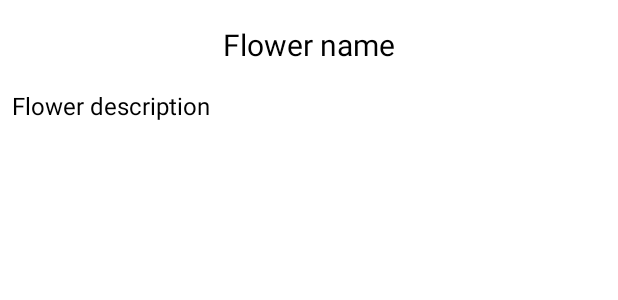
After one commit to IlyaShvetsov/iFlower, an Android app: the layout fragment_flower.xml on its own in the app's theme, with its tools: preview values and no code run, on a phone screen of 412 x 824 dp. The commit adds this screen. Shown: the top 300 px of the screen. Run offline under Robolectric (Android 15) with nearby library versions, the phone set to English and light mode, and no system bars; network calls fail.

Commit message:
add flower fragment, fix sign up

```diff
--- a/app/src/main/java/com/iflower/account/ui/SignUpFragment.kt
+++ b/app/src/main/java/com/iflower/account/ui/SignUpFragment.kt
@@ -22,6 +22,7 @@ class SignUpFragment : Fragment() {
         root.findViewById<Button>(R.id.btnCreateAccount).setOnClickListener {
             val username = root.findViewById<EditText>(R.id.username_edit_text).text.toString()
             val password = root.findViewById<EditText>(R.id.password_edit_text).text.toString()
+            if (username == "" || password == "") return@setOnClickListener
             val user = User()
             user.userName = username
             user.password = password
--- a/app/src/main/java/com/iflower/search/ui/FlowerAdapter.kt
+++ b/app/src/main/java/com/iflower/search/ui/FlowerAdapter.kt
@@ -9,14 +9,13 @@ import com.iflower.search.ui.FlowerViewHolder
 
 
 
-class FlowerAdapter() : RecyclerView.Adapter<FlowerViewHolder>() {
-//    private val onClick : (Flower) -> Unit
+class FlowerAdapter(private val onClick : (Flower) -> Unit) : RecyclerView.Adapter<FlowerViewHolder>() {
     private val dataList: ArrayList<Flower> = ArrayList()
 
     override fun onCreateViewHolder(parent: ViewGroup, viewType: Int): FlowerViewHolder {
         val inflater = LayoutInflater.from(parent.context)
         val view = inflater.inflate(R.layout.flower_item, parent, false)
-        return FlowerViewHolder(view) // , onClick
+        return FlowerViewHolder(view, onClick)
     }
 
     override fun onBindViewHolder(holder: FlowerViewHolder, position: Int) {
--- /dev/null
+++ b/app/src/main/res/layout/fragment_flower.xml
@@ -0,0 +1,43 @@
+<?xml version="1.0" encoding="utf-8"?>
+<ScrollView
+    xmlns:android="http://schemas.android.com/apk/res/android"
+    xmlns:app="http://schemas.android.com/apk/res-auto"
+    xmlns:tools="http://schemas.android.com/tools"
+    android:layout_width="match_parent"
+    android:layout_height="match_parent">
+
+    <androidx.constraintlayout.widget.ConstraintLayout
+        android:layout_width="match_parent"
+        android:layout_height="wrap_content">
+
+        <TextView
+            android:id="@+id/flower_name"
+            android:layout_width="wrap_content"
+            android:layout_height="wrap_content"
+            android:layout_marginTop="16dp"
+            android:layout_marginStart="8dp"
+            android:layout_marginEnd="8dp"
+            android:textSize="20sp"
+            android:textColor="@color/black"
+            tools:text="Flower name"
+            app:layout_constraintTop_toTopOf="parent"
+            app:layout_constraintStart_toStartOf="parent"
+            app:layout_constraintEnd_toEndOf="parent"/>
+
+        <TextView
+            android:id="@+id/flower_description"
+            android:layout_width="0dp"
+            android:layout_height="wrap_content"
+            android:layout_marginTop="16dp"
+            android:layout_marginStart="8dp"
+            android:layout_marginEnd="8dp"
+            android:textSize="16sp"
+            android:textColor="@color/black"
+            tools:text="Flower description"
+            app:layout_constraintTop_toBottomOf="@id/flower_name"
+            app:layout_constraintStart_toStartOf="parent"
+            app:layout_constraintEnd_toEndOf="parent"/>
+
+    </androidx.constraintlayout.widget.ConstraintLayout>
+
+</ScrollView>
--- /dev/null
+++ b/app/src/main/res/layout/fragment_main_search.xml
@@ -0,0 +1,6 @@
+<?xml version="1.0" encoding="utf-8"?>
+<FrameLayout
+    xmlns:android="http://schemas.android.com/apk/res/android"
+    android:id="@+id/search_container"
+    android:layout_width="match_parent"
+    android:layout_height="match_parent"/>
--- a/app/src/main/res/navigation/mobile_navigation.xml
+++ b/app/src/main/res/navigation/mobile_navigation.xml
@@ -8,9 +8,9 @@
 
     <fragment
         android:id="@+id/navigation_search"
-        android:name="com.iflower.search.ui.SearchFragment"
+        android:name="com.iflower.search.SearchMainFragment"
         android:label="@string/title_search"
-        tools:layout="@layout/fragment_search" />
+        tools:layout="@layout/fragment_main_search" />
 
     <fragment
         android:id="@+id/navigation_photo"
```
Also changed, not shown: app/src/main/java/com/iflower/search/SearchMainFragment.kt (added, +38 -0 lines), app/src/main/java/com/iflower/search/ui/FlowerFragment.kt (added, +28 -0 lines), app/src/main/java/com/iflower/search/ui/FlowerViewHolder.kt (+4 -5 lines), app/src/main/java/com/iflower/search/ui/SearchFragment.kt (+20 -7 lines), app/src/main/res/layout/fragment_search.xml (+7 -0 lines).
